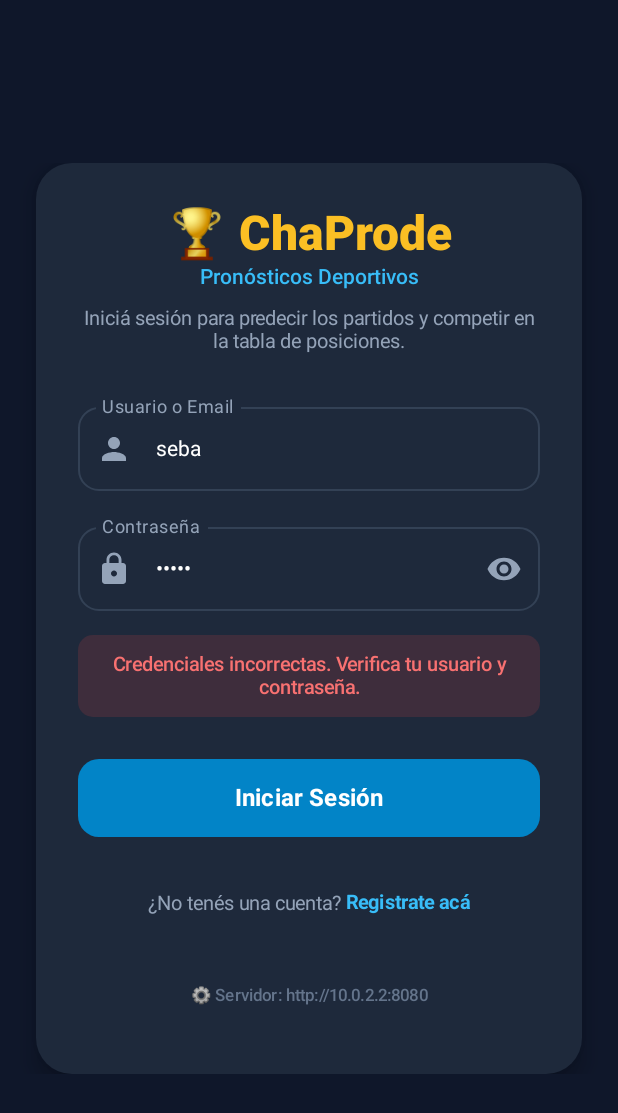
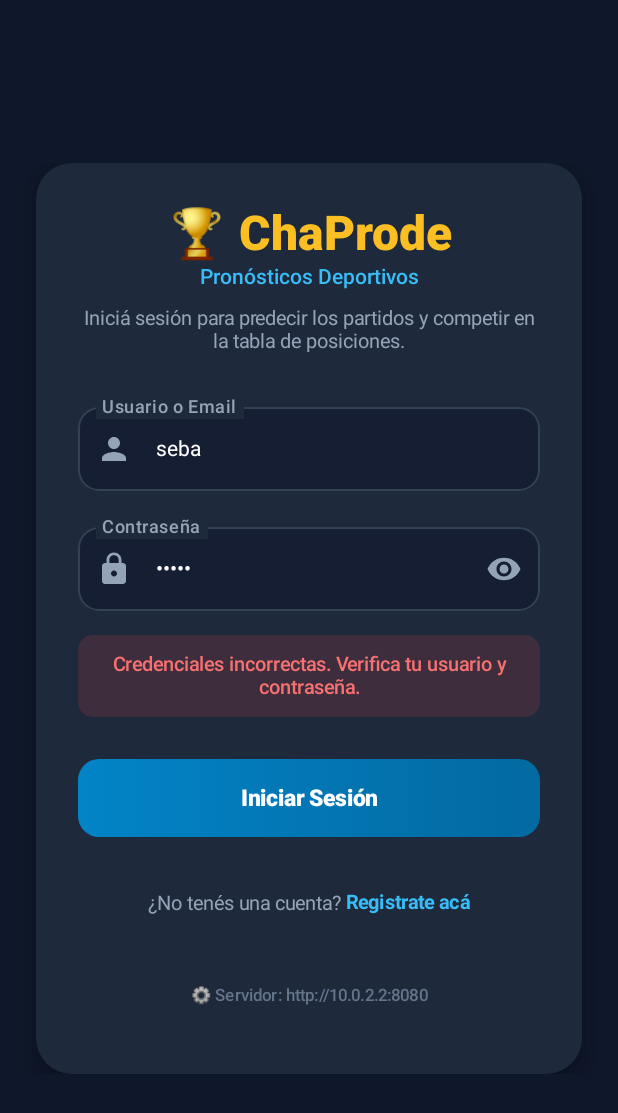
Before and after one commit to sebajaz/ChaProde, an Android app built with Jetpack Compose: the @Preview function LoginScreenErrorPreview, on a phone screen of 412 x 824 dp. Shown: the top 1113 px of the screen. Run offline under Robolectric (Android 15) with nearby library versions, the phone set to English and light mode, and no system bars.

Commit message:
feat(mobile): implement etapa 1 design tokens and reusable UI components

```diff
--- a/mobile/app/src/main/kotlin/com/chaprode/mobile/ui/components/ChaProdeButton.kt
+++ b/mobile/app/src/main/kotlin/com/chaprode/mobile/ui/components/ChaProdeButton.kt
@@ -1,43 +1,93 @@
 package com.chaprode.mobile.ui.components
 
-import androidx.compose.foundation.layout.fillMaxWidth
-import androidx.compose.foundation.layout.height
-import androidx.compose.foundation.layout.size
+import androidx.compose.foundation.BorderStroke
+import androidx.compose.foundation.background
+import androidx.compose.foundation.layout.*
 import androidx.compose.foundation.shape.RoundedCornerShape
 import androidx.compose.material3.Button
 import androidx.compose.material3.ButtonDefaults
 import androidx.compose.material3.CircularProgressIndicator
+import androidx.compose.material3.Icon
 import androidx.compose.material3.Text
 import androidx.compose.runtime.Composable
+import androidx.compose.ui.Alignment
 import androidx.compose.ui.Modifier
+import androidx.compose.ui.graphics.Brush
 import androidx.compose.ui.graphics.Color
+import androidx.compose.ui.graphics.vector.ImageVector
 import androidx.compose.ui.text.font.FontWeight
 import androidx.compose.ui.unit.dp
 import androidx.compose.ui.unit.sp
+import com.chaprode.mobile.ui.theme.*
 
+enum class ButtonVariant {
+    Primary,    // Gradiente azul CTA
+    Secondary,  // Superficie oscura con borde
+    Ghost       // Transparente con texto atenuado
+}
+
+/**
+ * Botón principal de la aplicación ChaProde.
+ * Diseñado con soporte de gradiente azul CTA, variantes Secondary y Ghost, e iconos laterales.
+ * Mantiene 100% de compatibilidad con todas las firmas existentes del proyecto.
+ */
 @Composable
 fun ChaProdeButton(
     text: String,
     onClick: () -> Unit,
     modifier: Modifier = Modifier,
+    variant: ButtonVariant = ButtonVariant.Primary,
     isLoading: Boolean = false,
     enabled: Boolean = true,
-    containerColor: Color = Color(0xFF0284C7),
-    contentColor: Color = Color.White
+    leadingIcon: ImageVector? = null,
+    trailingIcon: ImageVector? = null,
+    containerColor: Color? = null,
+    contentColor: Color? = null
 ) {
+    val shape = RoundedCornerShape(14.dp)
+    val isPrimary = variant == ButtonVariant.Primary && containerColor == null
+
+    val resolvedContentColor = contentColor ?: when (variant) {
+        ButtonVariant.Primary -> Color.White
+        ButtonVariant.Secondary -> Color.White
+        ButtonVariant.Ghost -> ChaProdeMuted
+    }
+
+    val resolvedContainerColor = when {
+        containerColor != null -> containerColor
+        variant == ButtonVariant.Primary -> Color.Transparent
+        variant == ButtonVariant.Secondary -> ChaProdeSurface
+        else -> Color.Transparent
+    }
+
+    val border = when {
+        !enabled -> null
+        variant == ButtonVariant.Secondary -> BorderStroke(1.dp, ChaProdeBorder)
+        else -> null
+    }
+
     Button(
         onClick = onClick,
         enabled = enabled && !isLoading,
         modifier = modifier
             .fillMaxWidth()
-            .height(52.dp),
-        shape = RoundedCornerShape(14.dp),
+            .height(52.dp)
+            .then(
+                if (isPrimary && enabled && !isLoading) {
+                    Modifier.background(ChaProdeCtaGradient, shape)
+                } else {
+                    Modifier
+                }
+            ),
+        shape = shape,
+        border = border,
         colors = ButtonDefaults.buttonColors(
-            containerColor = containerColor,
-            contentColor = contentColor,
-            disabledContainerColor = Color(0xFF334155),
-            disabledContentColor = Color(0xFF64748B)
-        )
+            containerColor = resolvedContainerColor,
+            contentColor = resolvedContentColor,
+            disabledContainerColor = ChaProdeBorder,
+            disabledContentColor = ChaProdeSubtle
+        ),
+        contentPadding = PaddingValues(horizontal = 18.dp)
     ) {
         if (isLoading) {
             CircularProgressIndicator(
@@ -46,11 +96,37 @@ fun ChaProdeButton(
                 modifier = Modifier.size(24.dp)
             )
         } else {
-            Text(
-                text = text,
-                fontSize = 16.sp,
-                fontWeight = FontWeight.Bold
-            )
+            Row(
+                verticalAlignment = Alignment.CenterVertically,
+                horizontalArrangement = Arrangement.Center
+            ) {
+                if (leadingIcon != null) {
+                    Icon(
+                        imageVector = leadingIcon,
+                        contentDescription = null,
+                        tint = resolvedContentColor,
+                        modifier = Modifier.size(19.dp)
+                    )
+                    Spacer(modifier = Modifier.width(8.dp))
+                }
+
+                Text(
+                    text = text,
+                    fontSize = 15.sp,
+                    fontWeight = FontWeight.ExtraBold,
+                    color = if (enabled) resolvedContentColor else ChaProdeSubtle
+                )
+
+                if (trailingIcon != null) {
+                    Spacer(modifier = Modifier.width(8.dp))
+                    Icon(
+                        imageVector = trailingIcon,
+                        contentDescription = null,
+                        tint = resolvedContentColor,
+                        modifier = Modifier.size(19.dp)
+                    )
+                }
+            }
         }
     }
 }
--- a/mobile/app/src/main/kotlin/com/chaprode/mobile/ui/components/ChaProdeTextField.kt
+++ b/mobile/app/src/main/kotlin/com/chaprode/mobile/ui/components/ChaProdeTextField.kt
@@ -11,10 +11,16 @@ import androidx.compose.runtime.Composable
 import androidx.compose.ui.Modifier
 import androidx.compose.ui.graphics.Color
 import androidx.compose.ui.graphics.vector.ImageVector
+import androidx.compose.ui.text.font.FontWeight
 import androidx.compose.ui.text.input.VisualTransformation
 import androidx.compose.ui.unit.dp
 import androidx.compose.ui.unit.sp
+import com.chaprode.mobile.ui.theme.*
 
+/**
+ * Campo de texto estilizado según el prototipo de Figma Make.
+ * Posee esquinas redondeadas de 14.dp, fondo oscuro semitransparente y resaltado celeste en foco.
+ */
 @Composable
 fun ChaProdeTextField(
     value: String,
@@ -33,11 +39,16 @@ fun ChaProdeTextField(
         OutlinedTextField(
             value = value,
             onValueChange = onValueChange,
-            label = { Text(label) },
+            label = {
+                Text(
+                    text = label,
+                    fontWeight = FontWeight.Medium
+                )
+            },
             singleLine = true,
             enabled = enabled,
             leadingIcon = leadingIcon?.let {
-                { Icon(it, contentDescription = null, tint = Color(0xFF94A3B8)) }
+                { Icon(it, contentDescription = null, tint = ChaProdeMuted) }
             },
             trailingIcon = trailingIcon,
             visualTransformation = visualTransformation,
@@ -49,19 +60,24 @@ fun ChaProdeTextField(
             colors = OutlinedTextFieldDefaults.colors(
                 focusedTextColor = Color.White,
                 unfocusedTextColor = Color.White,
-                focusedBorderColor = Color(0xFF38BDF8),
-                unfocusedBorderColor = Color(0xFF334155),
-                focusedLabelColor = Color(0xFF38BDF8),
-                unfocusedLabelColor = Color(0xFF94A3B8),
-                cursorColor = Color(0xFF38BDF8),
-                errorBorderColor = Color(0xFFEF4444)
+                disabledTextColor = ChaProdeSubtle,
+                focusedContainerColor = ChaProdeBg.copy(alpha = 0.55f),
+                unfocusedContainerColor = ChaProdeBg.copy(alpha = 0.55f),
+                focusedBorderColor = ChaProdeSky,
+                unfocusedBorderColor = ChaProdeBorder,
+                focusedLabelColor = ChaProdeSky,
+                unfocusedLabelColor = ChaProdeMuted,
+                cursorColor = ChaProdeSky,
+                errorBorderColor = ChaProdeDanger,
+                errorLabelColor = ChaProdeDanger
             )
         )
         if (errorMessage != null) {
             Text(
                 text = errorMessage,
-                color = Color(0xFFEF4444),
+                color = ChaProdeDanger,
                 fontSize = 12.sp,
+                fontWeight = FontWeight.Medium,
                 modifier = Modifier.padding(start = 12.dp, top = 4.dp)
             )
         }
--- /dev/null
+++ b/mobile/app/src/main/kotlin/com/chaprode/mobile/ui/theme/Color.kt
@@ -0,0 +1,51 @@
+package com.chaprode.mobile.ui.theme
+
+import androidx.compose.ui.graphics.Brush
+import androidx.compose.ui.graphics.Color
+
+/**
+ * ChaProde Design Tokens
+ * Extraídos y normalizados a partir del prototipo visual de Figma Make (CSS variables & Tailwind tokens).
+ */
+
+// Fondos y Superficies
+val ChaProdeBg = Color(0xFF0F172A)              // --bg (Deep Slate)
+val ChaProdeSurface = Color(0xFF1E293B)         // --surface (Card Dark Slate)
+val ChaProdeSurfaceSoft = Color(0xFF172338)     // --surface-soft (Gradientes internos)
+val ChaProdeSurfaceRaised = Color(0xFF24334A)   // --surface-raised (Controles elevados, steppers)
+
+// Bordes
+val ChaProdeBorder = Color(0xFF334155)          // --border
+val ChaProdeBorderLight = Color(0xFF475569)     // Bordes secundarios / destacados
+
+// Acentos de Marca
+val ChaProdeGold = Color(0xFFFBBF24)            // --gold (Marca, trofeos, 1er puesto podio)
+val ChaProdeSky = Color(0xFF38BDF8)             // --sky (Acento deportivo, subtítulos, cursores)
+val ChaProdeCta = Color(0xFF0284C7)             // --cta (Acción principal / Botones)
+val ChaProdeCtaDark = Color(0xFF0369A1)         // Gradiente inferior de botones CTA
+
+// Estados
+val ChaProdeSuccess = Color(0xFF10B981)         // --success (Partidos en vivo, aciertos)
+val ChaProdeDanger = Color(0xFFEF4444)          // --danger (Errores, partidos bloqueados, logout)
+
+// Metales / Podio
+val ChaProdeSilver = Color(0xFFCBD5E1)          // --silver (2do puesto podio)
+val ChaProdeBronze = Color(0xFFF97316)          // --bronze (3er puesto podio)
+
+// Tipografía
+val ChaProdeText = Color(0xFFF8FAFC)            // --text (Texto primario de alto contraste)
+val ChaProdeMuted = Color(0xFF94A3B8)           // --muted (Subtítulos, fechas, leyendas)
+val ChaProdeSubtle = Color(0xFF64748B)          // Texto deshabilitado o de baja prioridad
+
+// Pinceles / Gradientes
+val ChaProdeCtaGradient = Brush.horizontalGradient(
+    colors = listOf(ChaProdeCta, ChaProdeCtaDark)
+)
+
+val ChaProdeBrandGradient = Brush.horizontalGradient(
+    colors = listOf(ChaProdeGold, ChaProdeSky)
+)
+
+val ChaProdeCardGradient = Brush.verticalGradient(
+    colors = listOf(ChaProdeSurface, ChaProdeSurfaceSoft)
+)
```
Also changed, not shown: mobile/app/src/main/kotlin/com/chaprode/mobile/ui/components/MatchStatusBadge.kt (added, +146 -0 lines), mobile/app/src/main/kotlin/com/chaprode/mobile/ui/components/ScoreStepper.kt (added, +97 -0 lines), mobile/app/src/main/kotlin/com/chaprode/mobile/ui/components/TeamBadge.kt (added, +85 -0 lines), mobile/app/src/main/kotlin/com/chaprode/mobile/ui/theme/Theme.kt (added, +33 -0 lines), mobile/app/src/main/res/values/colors.xml (+17 -2 lines).
